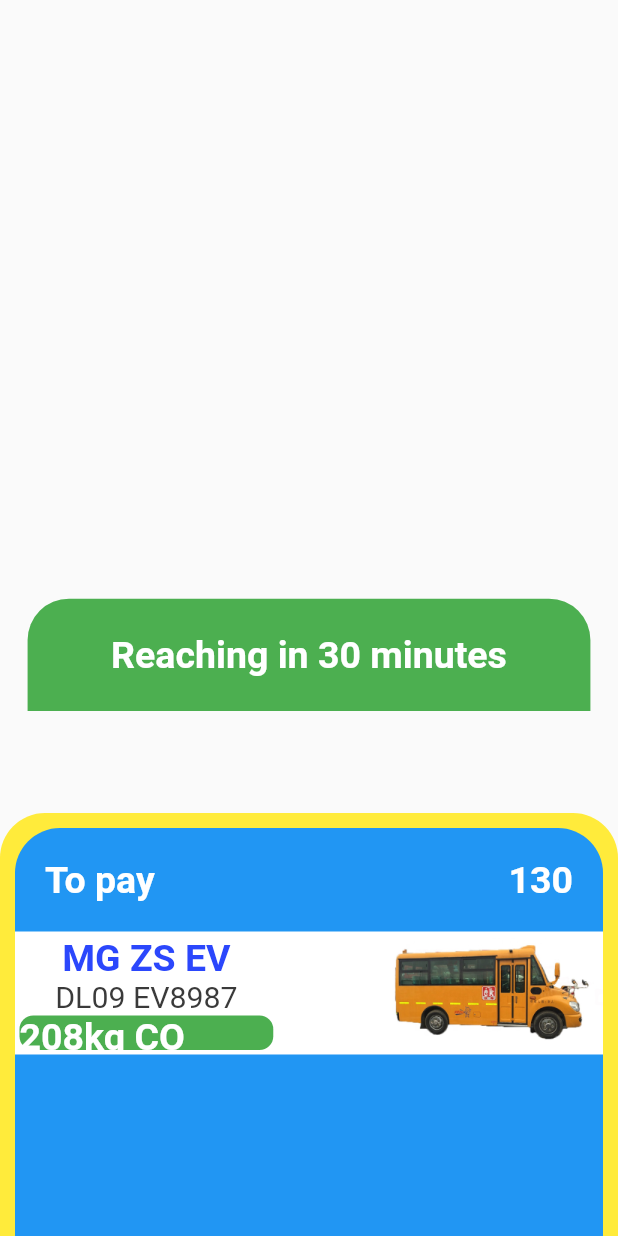
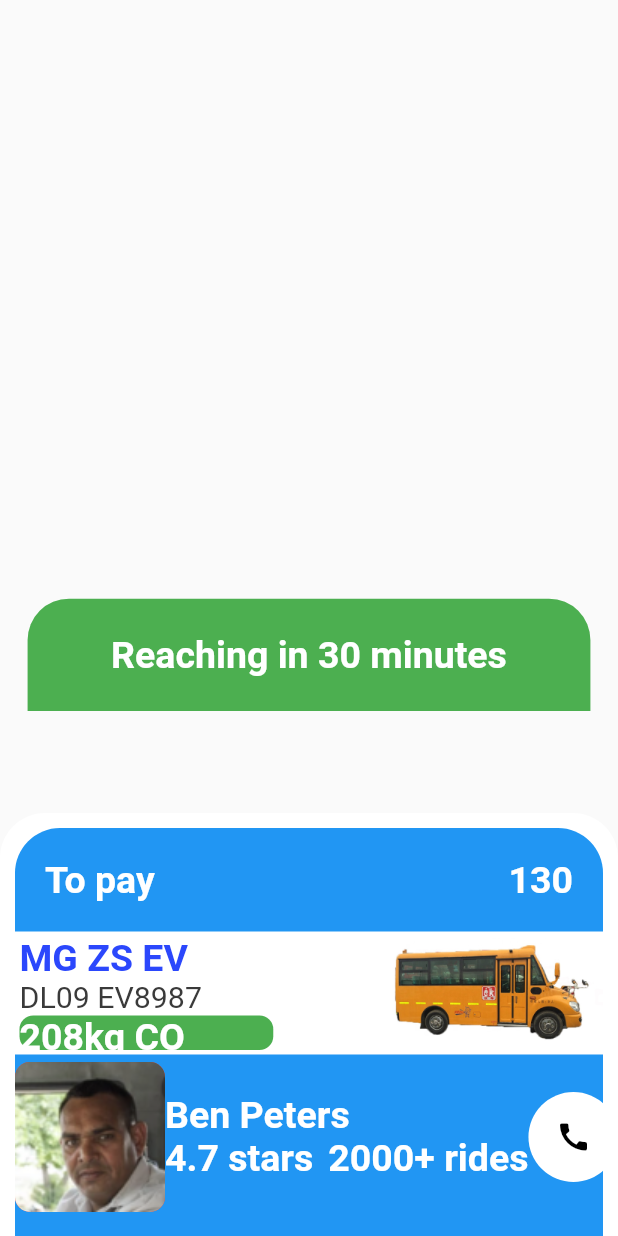
Before and after one commit to Teewhydot/one_go_appp, a Flutter app: the RideTrackingPage screen opened by its route, on a phone screen of 412 x 824 dp. Run offline on Flutter 3.47's test engine with Material 2 defaults, Android fonts, the light colour scheme and no system bars; our stand-ins replace dropdown_button2, flutter_screenutil, form_field_validator, google_maps_flutter, location, page_transition and 1 more.

Commit message:
Custom Bottom sheet completed.

```diff
--- a/lib/views/custom_bottom_sheet.dart
+++ b/lib/views/custom_bottom_sheet.dart
@@ -15,7 +15,6 @@ class _GoogleMapsBottomSheetState extends State<GoogleMapsBottomSheet> {
   @override
   Widget build(BuildContext context) {
     final deviceHeight = MediaQuery.of(context).size.height;
-    final deviceWidth = MediaQuery.of(context).size.width;
     return Scaffold(
       body: Stack(children: [
         Positioned(
@@ -34,7 +33,11 @@ class _GoogleMapsBottomSheetState extends State<GoogleMapsBottomSheet> {
                   topRight: Radius.circular(30.r),
                 ),
               ),
-              child: const Center(child: Text("Reaching in 30 minutes",style: boldWhiteStyle,)),
+              child: const Center(
+                  child: Text(
+                "Reaching in 30 minutes",
+                style: boldWhiteStyle,
+              )),
             ),
           ),
         ),
@@ -46,7 +49,7 @@ class _GoogleMapsBottomSheetState extends State<GoogleMapsBottomSheet> {
             height: deviceHeight / 2,
             width: MediaQuery.of(context).size.width,
             decoration: const BoxDecoration(
-              color: Colors.yellow,
+              color: Colors.white,
               borderRadius: BorderRadius.only(
                 topLeft: Radius.circular(30),
                 topRight: Radius.circular(30),
@@ -67,13 +70,60 @@ class _GoogleMapsBottomSheetState extends State<GoogleMapsBottomSheet> {
                       padding: const EdgeInsets.all(20.0),
                       child: Row(
                         mainAxisAlignment: MainAxisAlignment.spaceBetween,
-                        children: [
-                          const Text("To pay", style: boldWhiteStyle),
-                          const Text("130", style: boldWhiteStyle),
+                        children: const [
+                          Text("To pay", style: boldWhiteStyle),
+                          Text("130", style: boldWhiteStyle),
                         ],
                       ),
                     ),
-                    const BusInfoCard()
+                    const BusInfoCard(),
+                    addVerticalSpacing(5),
+                    Row(
+                      mainAxisAlignment: MainAxisAlignment.spaceEvenly,
+                      children: [
+                        Container(
+                          width: 100,
+                          height: 100,
+                          decoration: BoxDecoration(
+                            color: Colors.red,
+                            borderRadius: BorderRadius.circular(10),
+                            image: const DecorationImage(
+                              image: AssetImage(Assets.figmaPngsDriverPhoto),
+                              fit: BoxFit.cover,
+                            ),
+                          ),
+                        ),
+                        Column(
+                          mainAxisAlignment: MainAxisAlignment.start,
+                          crossAxisAlignment: CrossAxisAlignment.start,
+                          children: [
+                            const Text("Ben Peters", style: boldWhiteStyle),
+                            Row(
+                              children: [
+                                const Text("4.7 stars", style: boldWhiteStyle),
+                                addHorizontalSpacing(10),
+                                const Text("2000+ rides",
+                                    style: boldWhiteStyle),
+                              ],
+                            ),
+                          ],
+                        ),
+                        const CircleAvatar(
+                          radius: 30,
+                          backgroundColor: Colors.white,
+                          child: Icon(
+                            Icons.call,
+                            color: Colors.black,
+                          ),
+                        ),
+                      ],
+                    ),
+                    addVerticalSpacing(10),
+                    const Divider(
+                      color: Colors.white,
+                      thickness: 1,
+                    ),
+                    TextButton(onPressed: (){}, child: const Text("Check in",style: boldWhiteStyle,)),
                   ],
                 ),
               ),
@@ -101,9 +151,11 @@ class BusInfoCard extends StatelessWidget {
             padding: const EdgeInsets.all(3.0),
             child: Column(
               mainAxisAlignment: MainAxisAlignment.start,
+              crossAxisAlignment: CrossAxisAlignment.start,
               children: [
                 const Text("MG ZS EV", style: boldBlueStyle),
-                Text("DL09 EV8987", style: normalBlackStyle.copyWith(fontSize: 22.sp)),
+                Text("DL09 EV8987",
+                    style: normalBlackStyle.copyWith(fontSize: 22.sp)),
                 Container(
                   height: 25.h,
                   width: 170.w,
@@ -121,10 +173,13 @@ class BusInfoCard extends StatelessWidget {
               ],
             ),
           ),
-          Image.asset(Assets.figmaPngsBusPhoto, height: 73,width: 150,),
+          Image.asset(
+            Assets.figmaPngsBusPhoto,
+            height: 73,
+            width: 150,
+          ),
         ],
-      )
-      ,
+      ),
     );
   }
 }
--- a/lib/views/ride_tracking_page.dart
+++ b/lib/views/ride_tracking_page.dart
@@ -1,4 +1,4 @@
-import 'dart:async';
+
 import 'package:flutter/material.dart';
 import 'package:google_maps_flutter/google_maps_flutter.dart';
 import 'package:location/location.dart';
@@ -15,8 +15,6 @@ class RideTrackingPage extends StatefulWidget {
 
 class _RideTrackingPageState extends State<RideTrackingPage> {
   LocationData? currentLocation;
-  final Completer<GoogleMapController> _completerController =
-      Completer<GoogleMapController>();
   late GoogleMapController newGoogleMapController;
   void getCurrentDeviceLocation() async {
     Location location = Location();
```
Also changed, not shown: assets/figma_pngs/driver_photo.png (added), lib/generated/assets.dart.
